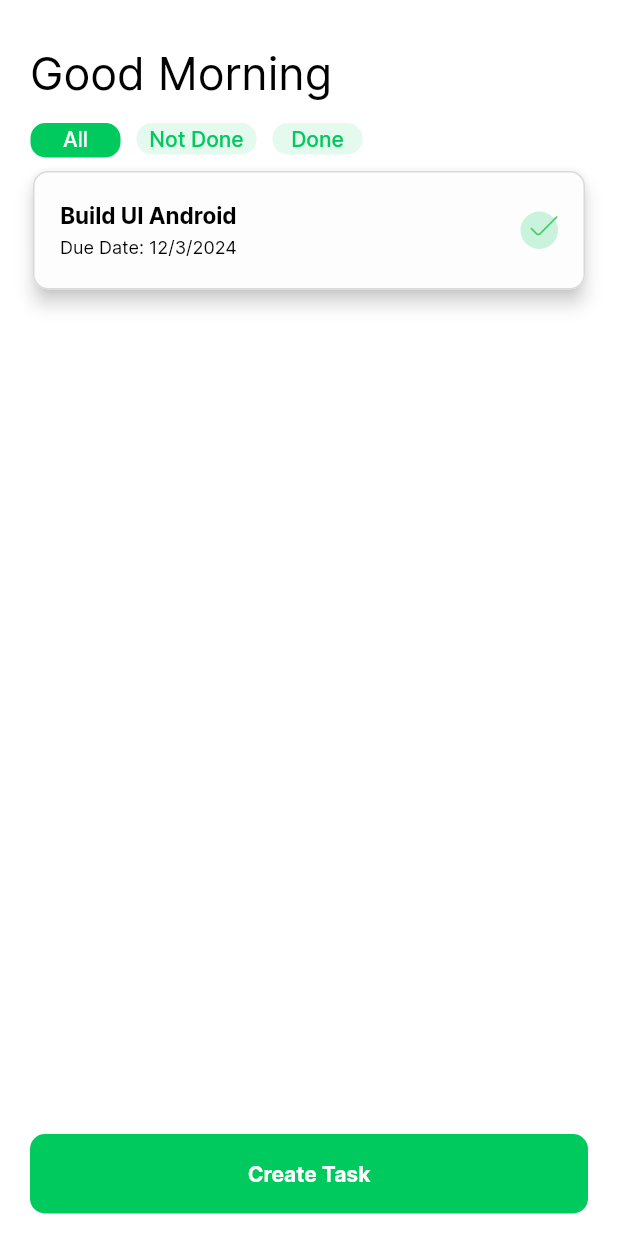
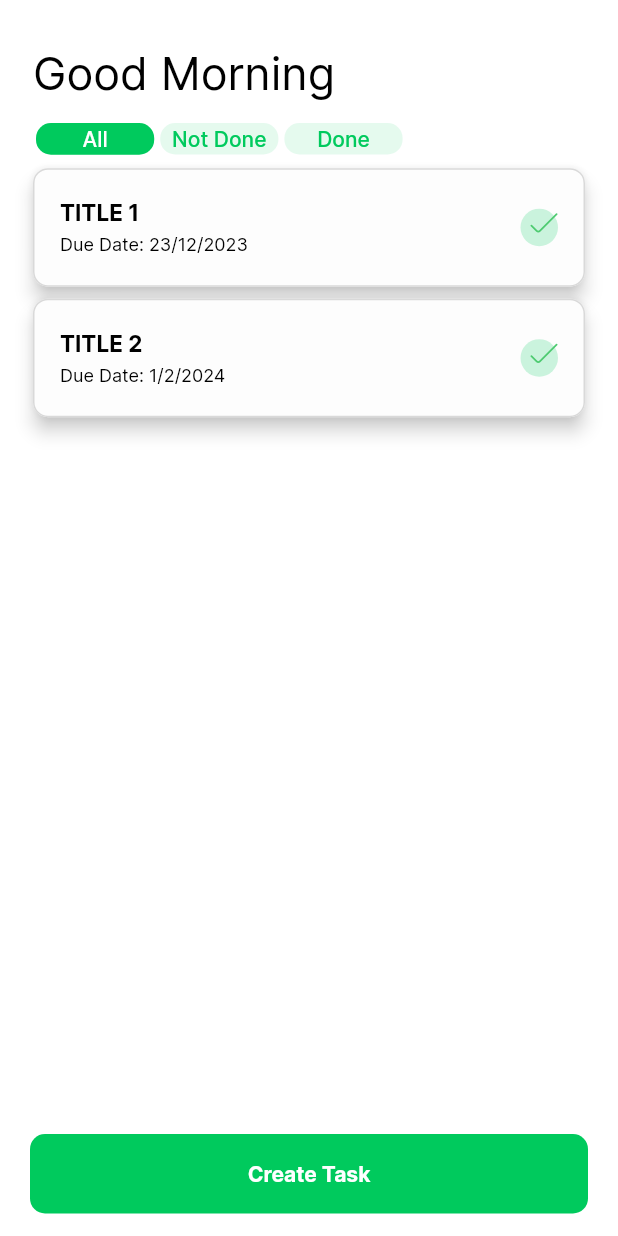
Before and after one commit to Ala2Adel/Task-management-app, a Flutter app: the screen it shows after launch, on a phone screen of 412 x 824 dp. Run offline on Flutter 3.47's test engine with Material 2 defaults, Android fonts, the phone set to English and light mode, and no system bars; our stand-ins replace flutter_svg.

Commit message:
completed design

```diff
--- a/lib/main.dart
+++ b/lib/main.dart
@@ -22,13 +22,13 @@ class MyApp extends StatelessWidget {
             labelColor: AppColors.white,
             unselectedLabelStyle: const TextStyle(color: AppColors.green),
             indicatorSize: TabBarIndicatorSize.label,
-            labelPadding: EdgeInsets.zero,
+            labelPadding: EdgeInsets.symmetric(horizontal: 2),
             indicator: BoxDecoration(
               borderRadius: BorderRadius.circular(10),
               color: AppColors.green,
             ),
           ),
         ),
-        home: const TasksScreen());
+        home: TasksScreen());
   }
 }
--- a/lib/screens/tasks_screen.dart
+++ b/lib/screens/tasks_screen.dart
@@ -1,16 +1,27 @@
 import 'package:flutter/material.dart';
+import 'package:to_do_list/models/task_model.dart';
 
 import '../app_colors.dart';
+import '../widgets/custom_button.dart';
 import '../widgets/task.dart';
+import '../widgets/task_dialog.dart';
 
 class TasksScreen extends StatefulWidget {
-  const TasksScreen({Key? key}) : super(key: key);
+  TasksScreen({Key? key}) : super(key: key);
 
   @override
   State<TasksScreen> createState() => _TasksScreenState();
 }
 
 class _TasksScreenState extends State<TasksScreen> {
+  TaskModel task1 = TaskModel(title: 'TITLE 1', dueDate: '23/12/2023');
+  TaskModel task2 = TaskModel(title: 'TITLE 2', dueDate: '1/2/2024');
+
+  late List<Task> tasksList = [
+    Task(task: task1),
+    Task(task: task2),
+  ];
+
   @override
   Widget build(BuildContext context) {
     return Scaffold(
@@ -19,35 +30,29 @@ class _TasksScreenState extends State<TasksScreen> {
           toolbarHeight: 0,
           // backgroundColor: AppColors.white,
         ),
-      body: Column(
+        body: Padding(
+          padding: const EdgeInsets.symmetric(horizontal: 18.0),
+          child: Column(
             crossAxisAlignment: CrossAxisAlignment.start,
+            mainAxisAlignment: MainAxisAlignment.start,
             children: [
               const Padding(
-            padding: EdgeInsetsDirectional.only(top: 31, start: 20),
+                padding: EdgeInsetsDirectional.only(top: 31, start: 4),
                 child: Text('Good Morning', style: TextStyle(fontSize: 30, color: AppColors.black)),
               ),
               const SizedBox(height: 15),
               DefaultTabController(
                 length: 3,
                 child: TabBar(
-              // unselectedLabelColor: AppColors.green,
-              // labelColor: AppColors.white,
-              // unselectedLabelStyle: const TextStyle(color: AppColors.green),
-              // indicatorSize: TabBarIndicatorSize.label,
                   isScrollable: false,
-              // labelPadding: EdgeInsets.zero,
-              indicatorPadding: EdgeInsets.zero,
-              // indicator: BoxDecoration(
-              //   borderRadius: BorderRadius.circular(10),
-              //   color: AppColors.green,
-              // ),
-              padding: const EdgeInsetsDirectional.only(start: 10, end: 160),
+                  indicatorWeight: 0.1,
+                  padding: EdgeInsetsDirectional.only(
+                      start: 4, end: MediaQuery.of(context).size.width * 0.3),
                   tabs: [
                     Tab(
                       height: 21,
-                  // text: "All",
                       child: Container(
-                    width: 60,
+                        // width: 60,
                         decoration: BoxDecoration(
                           borderRadius: BorderRadius.circular(10),
                           color: AppColors.green.withOpacity(0.1),
@@ -58,18 +63,23 @@ class _TasksScreenState extends State<TasksScreen> {
                     Tab(
                       height: 21,
                       child: Container(
-                    width: 80,
+                        // width: 75,
+                        // padding: EdgeInsets.all(5),
                         decoration: BoxDecoration(
                           borderRadius: BorderRadius.circular(10),
                           color: AppColors.green.withOpacity(0.1),
                         ),
-                    child: const Center(child: Text('Not Done')),
+                        child: const Center(
+                            child: Padding(
+                          padding: EdgeInsets.symmetric(horizontal: 5),
+                          child: Text('Not Done'),
+                        )),
                       ),
                     ),
                     Tab(
                       height: 21,
                       child: Container(
-                    width: 60,
+                        // width: 60,
                         decoration: BoxDecoration(
                           borderRadius: BorderRadius.circular(10),
                           color: AppColors.green.withOpacity(0.1),
@@ -81,31 +91,31 @@ class _TasksScreenState extends State<TasksScreen> {
                 ),
               ),
               const SizedBox(height: 5),
-          const Padding(
-            padding: EdgeInsetsDirectional.only(start: 18, end: 18),
-            child: Task(title: 'Build UI Android', dueDate: '12/3/2024'),
+              Expanded(
+                child: ListView.builder(
+                    itemCount: tasksList.length,
+                    itemBuilder: (context, index) {
+                      return tasksList[index];
+                    }),
+              )
+            ],
           ),
-          // Padding(
-          //   padding: EdgeInsetsDirectional.only(start: 18, end: 18),
-          //   child: Task(title: 'Build UI Android', dueDate: '12/3/2024'),
-          // )
-        ],
         ),
         bottomNavigationBar: Padding(
           padding: const EdgeInsets.only(left: 20, right: 20, bottom: 15),
-        child: Container(
-          height: 53,
-          decoration: BoxDecoration(
-            borderRadius: BorderRadius.circular(10),
-            color: AppColors.green,
+          child: CustomButton(
+            buttonTitle: 'Create Task',
+            onclick: () {
+              showModalBottomSheet(
+                  context: context,
+                  constraints: BoxConstraints(maxWidth: MediaQuery.of(context).size.width * 0.94),
+                  shape: const RoundedRectangleBorder(
+                    side: BorderSide(color: AppColors.grey, width: 1),
+                    borderRadius: BorderRadius.all(Radius.circular(10)),
                   ),
-          child: const Center(
-              child: Text(
-            'Create Task',
-            style: TextStyle(color: AppColors.white, fontWeight: FontWeight.bold),
-          )),
+                  builder: (BuildContext context) => TaskDialog());
+            },
           ),
-      ),
-    );
+        ));
   }
 }
--- /dev/null
+++ b/lib/widgets/custom_button.dart
@@ -0,0 +1,30 @@
+import 'package:flutter/material.dart';
+
+import '../app_colors.dart';
+
+class CustomButton extends StatelessWidget {
+  final String? buttonTitle;
+  final Function? onclick;
+
+  const CustomButton({required this.buttonTitle, required this.onclick, Key? key})
+      : super(key: key);
+
+  @override
+  Widget build(BuildContext context) {
+    return InkWell(
+      onTap: () => onclick!(),
+      child: Container(
+        height: 53,
+        decoration: BoxDecoration(
+          borderRadius: BorderRadius.circular(10),
+          color: AppColors.green,
+        ),
+        child: Center(
+            child: Text(
+          buttonTitle!,
+          style: const TextStyle(color: AppColors.white, fontWeight: FontWeight.bold),
+        )),
+      ),
+    );
+  }
+}
--- a/lib/widgets/task.dart
+++ b/lib/widgets/task.dart
@@ -2,12 +2,12 @@ import 'package:flutter/material.dart';
 import 'package:flutter_svg/svg.dart';
 
 import '../app_colors.dart';
+import '../models/task_model.dart';
 
 class Task extends StatelessWidget {
-  final String title;
-  final String dueDate;
+  final TaskModel task;
 
-  const Task({required this.title, required this.dueDate, Key? key}) : super(key: key);
+  const Task({required this.task, Key? key}) : super(key: key);
 
   @override
   Widget build(BuildContext context) {
@@ -27,14 +27,14 @@ class Task extends StatelessWidget {
             mainAxisAlignment: MainAxisAlignment.spaceBetween,
             children: [
               Column(
-                  crossAxisAlignment: CrossAxisAlignment.center,
+                  crossAxisAlignment: CrossAxisAlignment.start,
                   mainAxisAlignment: MainAxisAlignment.center,
                   children: <Widget>[
-                    Text(title,
+                    Text(task.title,
                         style: const TextStyle(
                             fontSize: 15, color: AppColors.black, fontWeight: FontWeight.bold)),
                     const SizedBox(height: 5),
-                    Text("Due Date: $dueDate",
+                    Text("Due Date: ${task.dueDate}",
                         style: const TextStyle(
                             fontSize: 12, color: AppColors.black, fontWeight: FontWeight.normal))
                   ]),
```
Also changed, not shown: lib/widgets/task_dialog.dart (added, +109 -0 lines), lib/widgets/new_task.dart (deleted). Lines whose indentation alone changed are shown as unchanged.
